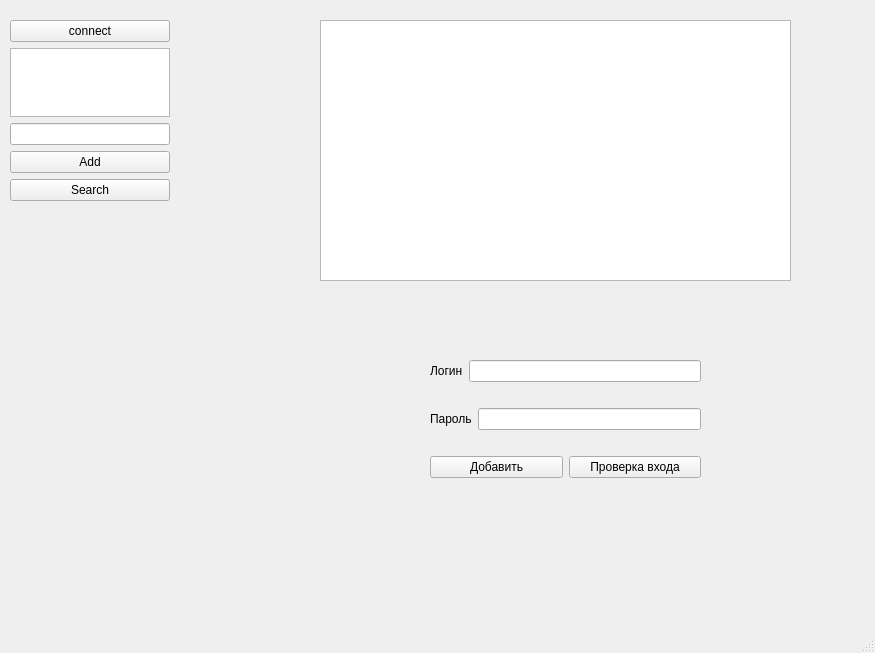
This is clientT/clientT/mainwindow.ui in saibushifu/ProjectT as Qt 5 draws it before an edit. The edited form follows.
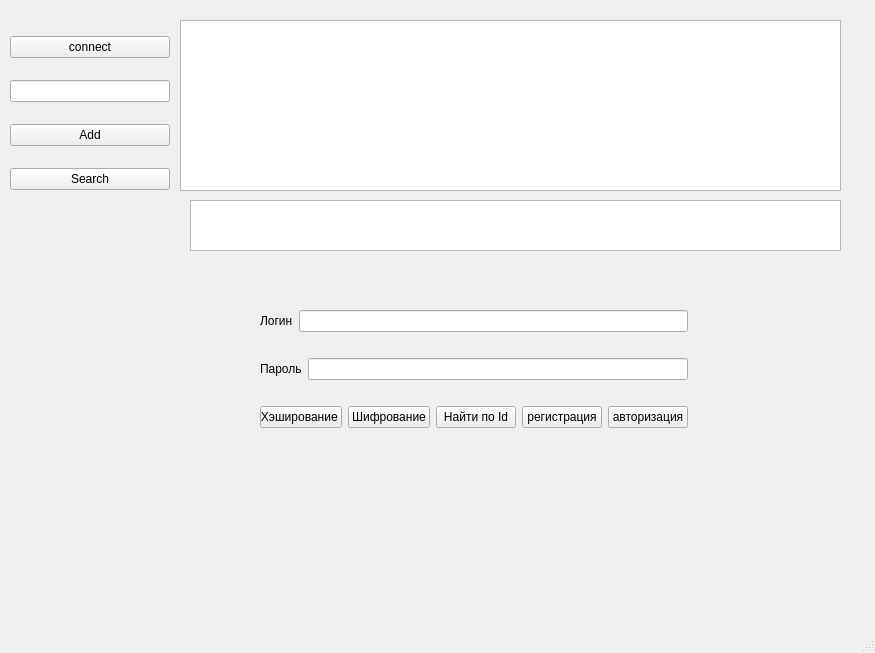
This is the edited form.

```diff
--- a/clientT/clientT/mainwindow.ui
+++ b/clientT/clientT/mainwindow.ui
@@ -13,6 +13,9 @@
   <property name="windowTitle">
    <string>MainWindow</string>
   </property>
+  <property name="layoutDirection">
+   <enum>Qt::LeftToRight</enum>
+  </property>
   <widget class="QWidget" name="centralwidget">
    <widget class="QWidget" name="verticalLayoutWidget_2">
     <property name="geometry">
@@ -20,7 +23,7 @@
       <x>10</x>
       <y>20</y>
       <width>160</width>
-      <height>181</height>
+      <height>186</height>
      </rect>
     </property>
     <layout class="QVBoxLayout" name="verticalLayout_2">
@@ -31,9 +34,6 @@
        </property>
       </widget>
      </item>
-     <item>
-      <widget class="QTextBrowser" name="textBrowser"/>
-     </item>
      <item>
       <widget class="QLineEdit" name="lineEdit"/>
      </item>
@@ -56,9 +56,9 @@
    <widget class="QWidget" name="verticalLayoutWidget_3">
     <property name="geometry">
      <rect>
-      <x>430</x>
-      <y>340</y>
-      <width>271</width>
+      <x>260</x>
+      <y>290</y>
+      <width>428</width>
       <height>161</height>
      </rect>
     </property>
@@ -96,14 +96,35 @@
        <item>
         <widget class="QPushButton" name="pushButton_5">
          <property name="text">
-          <string>Добавить</string>
+          <string>Хэширование </string>
          </property>
         </widget>
        </item>
        <item>
         <widget class="QPushButton" name="pushButton_4">
          <property name="text">
-          <string>Проверка входа</string>
+          <string>Шифрование</string>
+         </property>
+        </widget>
+       </item>
+       <item>
+        <widget class="QPushButton" name="pushButton_6">
+         <property name="text">
+          <string>Найти по Id</string>
+         </property>
+        </widget>
+       </item>
+       <item>
+        <widget class="QPushButton" name="pushButton_7">
+         <property name="text">
+          <string>регистрация</string>
+         </property>
+        </widget>
+       </item>
+       <item>
+        <widget class="QPushButton" name="pushButton_8">
+         <property name="text">
+          <string>авторизация</string>
          </property>
         </widget>
        </item>
@@ -114,10 +135,20 @@
    <widget class="QTableView" name="tableView">
     <property name="geometry">
      <rect>
-      <x>320</x>
+      <x>180</x>
       <y>20</y>
-      <width>471</width>
-      <height>261</height>
+      <width>661</width>
+      <height>171</height>
+     </rect>
+    </property>
+   </widget>
+   <widget class="QTextBrowser" name="textBrowser">
+    <property name="geometry">
+     <rect>
+      <x>190</x>
+      <y>200</y>
+      <width>651</width>
+      <height>51</height>
      </rect>
     </property>
    </widget>
```
